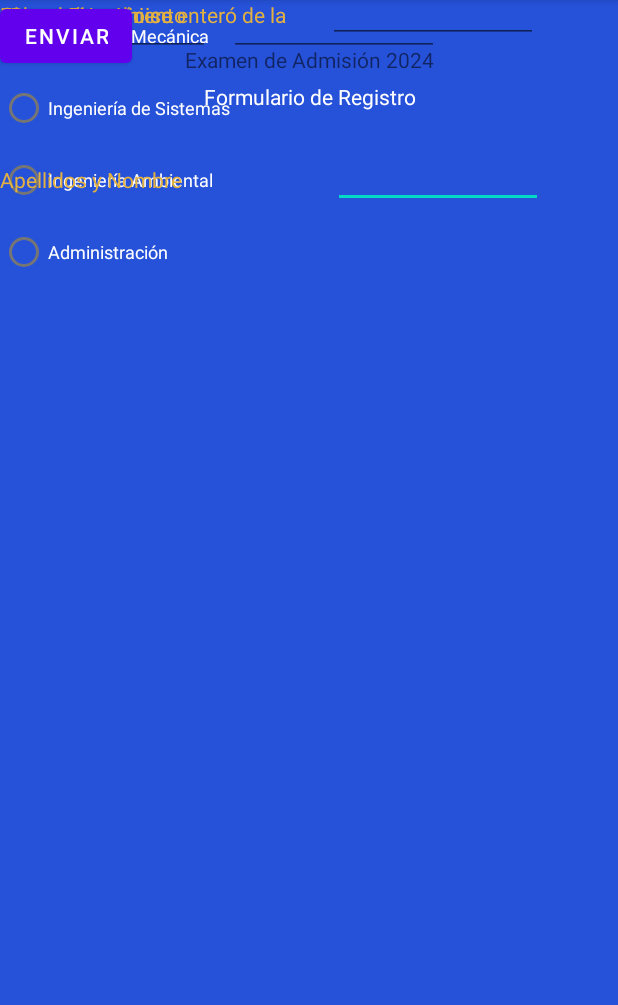
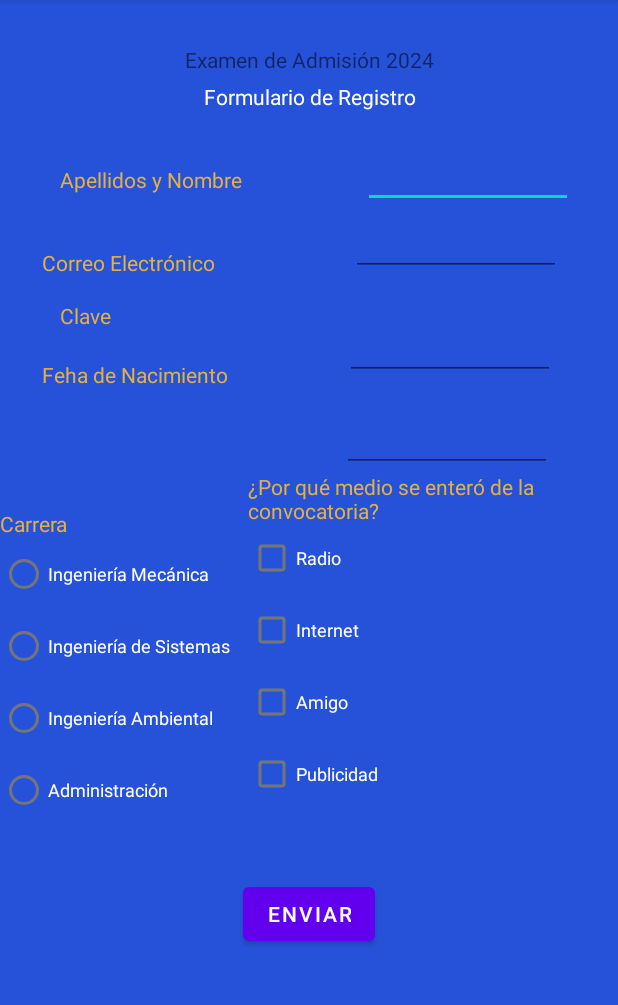
Before and after one commit to randerssonlp/DAM_RAUL-LOPEZ, an Android app: the screen it shows after launch (MainActivity), on a phone screen of 412 x 824 dp, the part 84-1089 px from its top. Run offline under Robolectric (Android 15) with nearby library versions, the phone set to English and light mode, and no system bars.

Commit message:
3er commit

```diff
--- a/DAM_RAUL-LOPEZ/app/src/main/java/com/example/myapplication/MainActivity.kt
+++ b/DAM_RAUL-LOPEZ/app/src/main/java/com/example/myapplication/MainActivity.kt
@@ -1,11 +1,23 @@
 package com.example.myapplication
 
+import android.os.Bundle
+import android.view.View
+import android.widget.Button
+import android.widget.Toast
 import androidx.appcompat.app.AppCompatActivity
-import android.os.Bundle
+
 
 class MainActivity : AppCompatActivity() {
     override fun onCreate(savedInstanceState: Bundle?) {
         super.onCreate(savedInstanceState)
         setContentView(R.layout.activity_main)
+        val btn1 = findViewById<Button>(R.id.button)
+        btn1.setOnClickListener { view: View? ->
+            Toast.makeText(
+                this,
+                "Se envió sus datos",
+                Toast.LENGTH_SHORT
+            ).show()
+        }
     }
 }
--- a/DAM_RAUL-LOPEZ/app/src/main/res/layout/activity_main.xml
+++ b/DAM_RAUL-LOPEZ/app/src/main/res/layout/activity_main.xml
@@ -11,8 +11,8 @@
         android:id="@+id/radioGroup"
         android:layout_width="162dp"
         android:layout_height="203dp"
-        tools:layout_editor_absoluteX="30dp"
-        tools:layout_editor_absoluteY="334dp">
+        app:layout_constraintStart_toStartOf="@+id/textCarrera2"
+        app:layout_constraintTop_toBottomOf="@+id/textCarrera2">
 
         <RadioButton
             android:id="@+id/radioButton2"
@@ -55,7 +55,7 @@
         android:textColor="@color/white"
         android:textSize="12sp"
         app:layout_constraintStart_toStartOf="@+id/checkBox10"
-        tools:layout_editor_absoluteY="591dp" />
+        app:layout_constraintTop_toBottomOf="@+id/checkBox10" />
 
     <CheckBox
         android:id="@+id/checkBox10"
@@ -65,7 +65,7 @@
         android:textColor="@color/white"
         android:textSize="12sp"
         app:layout_constraintStart_toStartOf="@+id/checkBox9"
-        tools:layout_editor_absoluteY="543dp" />
+        app:layout_constraintTop_toBottomOf="@+id/checkBox9" />
 
     <CheckBox
         android:id="@+id/checkBox9"
@@ -75,7 +75,7 @@
         android:textColor="@color/white"
         android:textSize="12sp"
         app:layout_constraintStart_toStartOf="@+id/checkBox7"
-        tools:layout_editor_absoluteY="495dp" />
+        app:layout_constraintTop_toBottomOf="@+id/checkBox7" />
 
     <CheckBox
         android:id="@+id/checkBox7"
@@ -85,16 +85,17 @@
         android:textColor="@color/white"
         android:textSize="12sp"
         app:layout_constraintStart_toStartOf="@+id/textMedio2"
-        tools:layout_editor_absoluteY="447dp" />
+        app:layout_constraintTop_toBottomOf="@+id/textMedio2" />
 
     <TextView
         android:id="@+id/textMedio2"
         android:layout_width="196dp"
         android:layout_height="33dp"
+        android:layout_marginStart="120dp"
         android:text="@string/text_medio"
         android:textColor="#e2b142"
-        tools:layout_editor_absoluteX="199dp"
-        tools:layout_editor_absoluteY="406dp" />
+        app:layout_constraintStart_toEndOf="@+id/textCarrera2"
+        app:layout_constraintTop_toBottomOf="@+id/editTextDate" />
 
     <EditText
         android:id="@+id/editTextTextPersonName2"
@@ -114,84 +115,96 @@
         android:id="@+id/textFechaNacimiento"
         android:layout_width="wrap_content"
         android:layout_height="wrap_content"
+        android:layout_marginStart="28dp"
+        android:layout_marginTop="20dp"
         android:text="@string/text_fecha"
         android:textColor="#e2b142"
-        tools:layout_editor_absoluteX="30dp"
-        tools:layout_editor_absoluteY="259dp" />
+        app:layout_constraintStart_toStartOf="parent"
+        app:layout_constraintTop_toBottomOf="@+id/textClave" />
 
     <EditText
         android:id="@+id/editTextTextEmailAddress2"
         android:layout_width="wrap_content"
         android:layout_height="wrap_content"
         android:layout_marginStart="100dp"
+        android:layout_marginTop="8dp"
         android:layout_marginEnd="50dp"
         android:ems="10"
         android:inputType="textEmailAddress"
         android:textSize="12sp"
-        app:layout_constraintBottom_toBottomOf="@+id/textCorreo2"
         app:layout_constraintEnd_toEndOf="parent"
+        app:layout_constraintHorizontal_bias="0.464"
         app:layout_constraintStart_toEndOf="@+id/textCorreo2"
-        app:layout_constraintTop_toTopOf="@+id/textCorreo2" />
+        app:layout_constraintTop_toBottomOf="@+id/editTextTextPersonName2" />
 
     <EditText
         android:id="@+id/editTextDate"
         android:layout_width="wrap_content"
         android:layout_height="wrap_content"
+        android:layout_marginStart="76dp"
+        android:layout_marginTop="24dp"
         android:ems="10"
         android:inputType="date"
         android:textSize="12sp"
-        tools:layout_editor_absoluteX="30dp"
-        tools:layout_editor_absoluteY="278dp" />
+        app:layout_constraintStart_toEndOf="@+id/textFechaNacimiento"
+        app:layout_constraintTop_toBottomOf="@+id/editTextTextPassword" />
 
     <TextView
         android:id="@+id/textCarrera2"
         android:layout_width="wrap_content"
         android:layout_height="wrap_content"
+        android:layout_marginTop="80dp"
+        android:layout_marginBottom="1dp"
         android:text="@string/text_carrera"
         android:textColor="#e2b142"
-        tools:layout_editor_absoluteX="30dp"
-        tools:layout_editor_absoluteY="315dp" />
+        app:layout_constraintBottom_toTopOf="@+id/radioGroup"
+        app:layout_constraintTop_toBottomOf="@+id/textFechaNacimiento"
+        tools:layout_editor_absoluteX="30dp" />
 
     <EditText
         android:id="@+id/editTextTextPassword"
         android:layout_width="wrap_content"
         android:layout_height="wrap_content"
-        android:layout_marginStart="100dp"
-        android:layout_marginEnd="101dp"
+        android:layout_marginStart="156dp"
+        android:layout_marginTop="32dp"
         android:ems="10"
         android:inputType="textPassword"
         android:textSize="12sp"
-        app:layout_constraintEnd_toEndOf="parent"
         app:layout_constraintStart_toEndOf="@+id/textClave"
-        tools:layout_editor_absoluteY="222dp" />
+        app:layout_constraintTop_toBottomOf="@+id/editTextTextEmailAddress2" />
 
     <TextView
         android:id="@+id/textCorreo2"
         android:layout_width="wrap_content"
         android:layout_height="wrap_content"
+        android:layout_marginStart="28dp"
+        android:layout_marginTop="36dp"
         android:text="@string/text_correo"
         android:textColor="#e2b142"
-        tools:layout_editor_absoluteX="30dp"
-        tools:layout_editor_absoluteY="165dp" />
+        app:layout_constraintStart_toStartOf="parent"
+        app:layout_constraintTop_toBottomOf="@+id/textNombresCompletos3" />
 
     <TextView
         android:id="@+id/textNombresCompletos3"
         android:layout_width="wrap_content"
         android:layout_height="wrap_content"
+        android:layout_marginStart="40dp"
         android:layout_marginTop="36dp"
         android:text="@string/text_nombres_completos"
         android:textColor="#e2b142"
-        app:layout_constraintTop_toBottomOf="@+id/textSubtitulo2"
-        tools:layout_editor_absoluteX="30dp" />
+        app:layout_constraintStart_toStartOf="parent"
+        app:layout_constraintTop_toBottomOf="@+id/textSubtitulo2" />
 
     <TextView
         android:id="@+id/textClave"
         android:layout_width="wrap_content"
         android:layout_height="wrap_content"
+        android:layout_marginStart="40dp"
+        android:layout_marginTop="16dp"
         android:text="@string/text_clave"
         android:textColor="#e2b142"
-        tools:layout_editor_absoluteX="30dp"
-        tools:layout_editor_absoluteY="222dp" />
+        app:layout_constraintStart_toStartOf="parent"
+        app:layout_constraintTop_toBottomOf="@+id/textCorreo2" />
 
     <TextView
         android:id="@+id/textSubtitulo2"
@@ -218,8 +231,11 @@
         android:id="@+id/button"
         android:layout_width="wrap_content"
         android:layout_height="wrap_content"
+        android:layout_marginBottom="90dp"
         android:text="@string/btn_enviar"
-        tools:layout_editor_absoluteX="168dp"
-        tools:layout_editor_absoluteY="669dp" />
+        app:layout_constraintBottom_toBottomOf="parent"
+        app:layout_constraintEnd_toEndOf="parent"
+        app:layout_constraintStart_toStartOf="parent"
+        app:layout_constraintTop_toBottomOf="@+id/checkBox11" />
 
 </androidx.constraintlayout.widget.ConstraintLayout>
```
